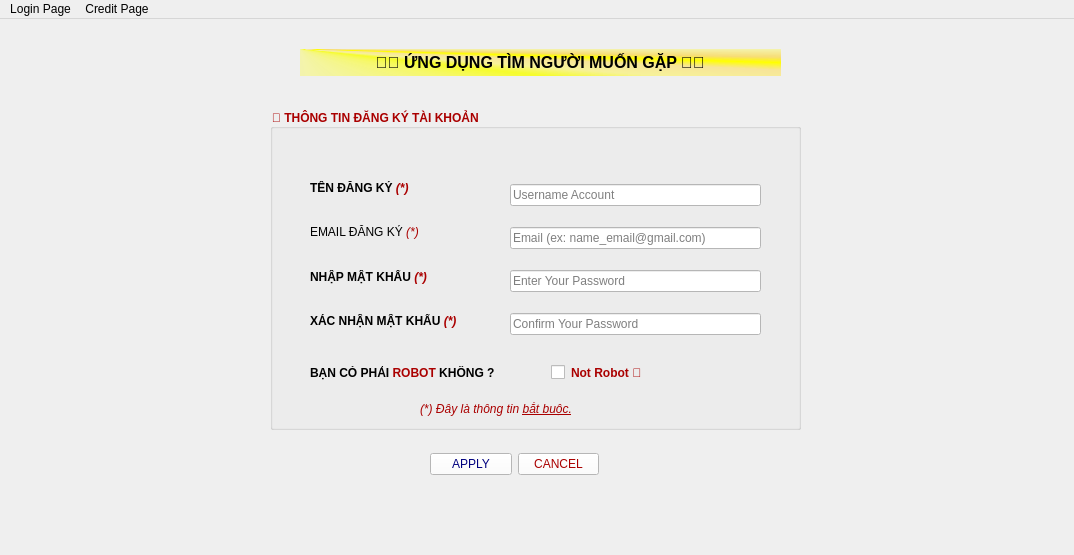
DacLuc/relative_face_recognition_app, file client/frontend/ui/signup.ui: the form before one commit.
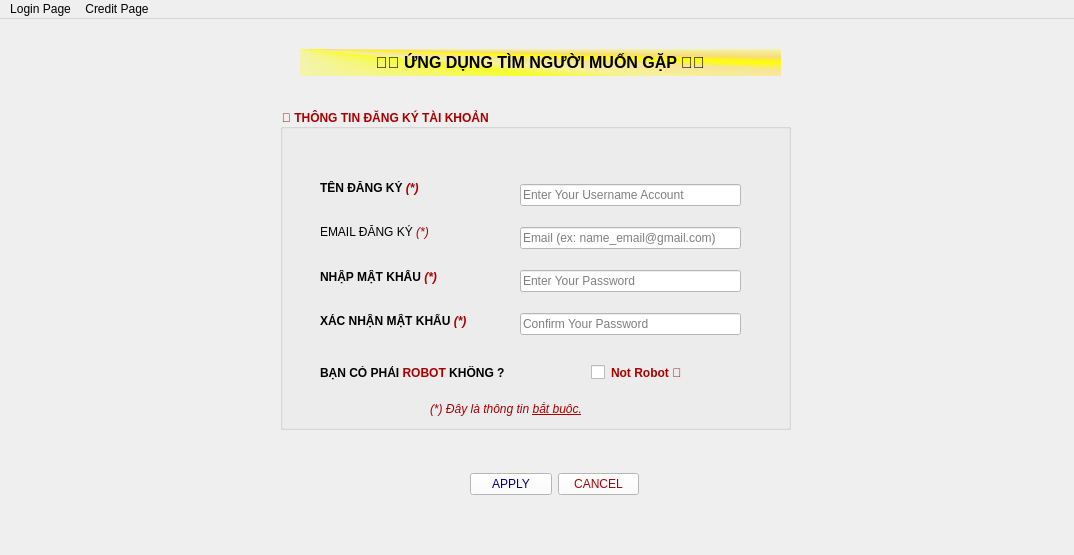
The form after the commit.

Diff of the .ui file:
```diff
--- a/client/frontend/ui/signup.ui
+++ b/client/frontend/ui/signup.ui
@@ -17,9 +17,9 @@
    <widget class="QGroupBox" name="info_account">
     <property name="geometry">
      <rect>
-      <x>270</x>
+      <x>280</x>
       <y>90</y>
-      <width>531</width>
+      <width>511</width>
       <height>321</height>
      </rect>
     </property>
@@ -121,7 +121,7 @@
       <rect>
        <x>240</x>
        <y>60</y>
-       <width>251</width>
+       <width>221</width>
        <height>181</height>
       </rect>
      </property>
@@ -134,7 +134,7 @@
 font: 9pt &quot;Segoe UI&quot;;</string>
         </property>
         <property name="placeholderText">
-         <string>Username Account</string>
+         <string>Enter Your Username Account</string>
         </property>
        </widget>
       </item>
@@ -184,7 +184,7 @@
       <rect>
        <x>40</x>
        <y>250</y>
-       <width>381</width>
+       <width>421</width>
        <height>28</height>
       </rect>
      </property>
@@ -275,8 +275,8 @@
    <widget class="QWidget" name="horizontalLayoutWidget_2">
     <property name="geometry">
      <rect>
-      <x>430</x>
-      <y>430</y>
+      <x>470</x>
+      <y>450</y>
       <width>169</width>
       <height>31</height>
      </rect>
```
